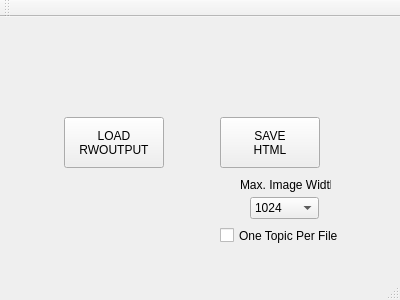
Before: the Qt Designer form mainwindow.ui in farling42/RWoutput, drawn with Qt 5.
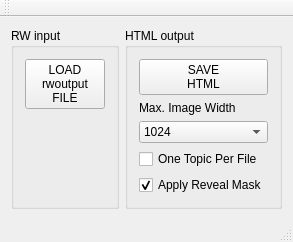
After: the same form once the commit is applied.

Commit message: Read all <p> that appear inside a snippet instead of only the first. Simplify the HTML output by removing the individual spans (unless they involve style changes). Provide an option as to whether smart images should have the reveal mask displayed, or not. Create new "snippetLabel" class for CSS. Prepend "GM" as a snippetLabel of GM snippets. Change CSS to use class instead of style definitions: every topic title has a class of topic; every section has a class of sectionX; each level of summary has a class of summaryX Update the GUI to be more logical.

```diff
--- a/mainwindow.ui
+++ b/mainwindow.ui
@@ -6,50 +6,71 @@
    <rect>
     <x>0</x>
     <y>0</y>
-    <width>400</width>
-    <height>300</height>
+    <width>252</width>
+    <height>235</height>
    </rect>
   </property>
   <property name="windowTitle">
    <string>Realm Works Output Converter</string>
   </property>
   <widget class="QWidget" name="centralWidget">
+   <layout class="QHBoxLayout" name="horizontalLayout">
+    <item>
+     <widget class="QGroupBox" name="rwInput">
+      <property name="title">
+       <string>RW input</string>
+      </property>
+      <layout class="QVBoxLayout" name="verticalLayout_2">
+       <item>
    <widget class="QPushButton" name="loadFile">
-    <property name="geometry">
-     <rect>
-      <x>64</x>
-      <y>100</y>
-      <width>100</width>
-      <height>51</height>
-     </rect>
-    </property>
     <property name="text">
      <string>LOAD
-RWOUTPUT</string>
-    </property>
-   </widget>
+rwoutput
+FILE</string>
+         </property>
+        </widget>
+       </item>
+       <item>
+        <spacer name="verticalSpacer_2">
+         <property name="orientation">
+          <enum>Qt::Vertical</enum>
+         </property>
+         <property name="sizeHint" stdset="0">
+          <size>
+           <width>0</width>
+           <height>75</height>
+          </size>
+         </property>
+        </spacer>
+       </item>
+      </layout>
+     </widget>
+    </item>
+    <item>
+     <widget class="QGroupBox" name="htmlOutput">
+      <property name="title">
+       <string>HTML output</string>
+      </property>
+      <layout class="QVBoxLayout" name="verticalLayout">
+       <item>
    <widget class="QPushButton" name="saveHtml">
-    <property name="geometry">
-     <rect>
-      <x>220</x>
-      <y>100</y>
-      <width>100</width>
-      <height>51</height>
-     </rect>
-    </property>
     <property name="text">
      <string>SAVE
 HTML</string>
     </property>
    </widget>
+       </item>
+       <item>
+        <widget class="QLabel" name="label">
+         <property name="text">
+          <string>Max. Image Width</string>
+         </property>
+        </widget>
+       </item>
+       <item>
    <widget class="QComboBox" name="maxImageWidth">
-    <property name="geometry">
-     <rect>
-      <x>250</x>
-      <y>180</y>
-      <width>69</width>
-      <height>22</height>
-     </rect>
+         <property name="toolTip">
+          <string>Define the maximum picture width</string>
     </property>
     <property name="currentIndex">
      <number>2</number>
@@ -75,32 +96,47 @@
      </property>
     </item>
    </widget>
-   <widget class="QLabel" name="label">
-    <property name="geometry">
-     <rect>
-      <x>240</x>
-      <y>160</y>
-      <width>91</width>
-      <height>16</height>
-     </rect>
-    </property>
-    <property name="text">
-     <string>Max. Image Width</string>
-    </property>
-   </widget>
+       </item>
+       <item>
    <widget class="QCheckBox" name="oneTopicPerFile">
-    <property name="geometry">
-     <rect>
-      <x>220</x>
-      <y>210</y>
-      <width>121</width>
-      <height>17</height>
-     </rect>
+         <property name="toolTip">
+          <string>Put each topic into a separate file, and include a summary page</string>
     </property>
     <property name="text">
      <string>One Topic Per File</string>
     </property>
    </widget>
+       </item>
+       <item>
+        <widget class="QCheckBox" name="revealMask">
+         <property name="toolTip">
+          <string>Have all smart images show the reveal mask</string>
+         </property>
+         <property name="text">
+          <string>Apply Reveal Mask</string>
+         </property>
+         <property name="checked">
+          <bool>true</bool>
+         </property>
+        </widget>
+       </item>
+       <item>
+        <spacer name="verticalSpacer_3">
+         <property name="orientation">
+          <enum>Qt::Vertical</enum>
+         </property>
+         <property name="sizeHint" stdset="0">
+          <size>
+           <width>0</width>
+           <height>0</height>
+          </size>
+         </property>
+        </spacer>
+       </item>
+      </layout>
+     </widget>
+    </item>
+   </layout>
   </widget>
   <widget class="QMenuBar" name="menuBar">
    <property name="geometry">
```
Left out of the diff: 4 changed lines with no effect on the pictures. Lines whose indentation alone changed are shown as unchanged. The commit also changes 5 other files.
